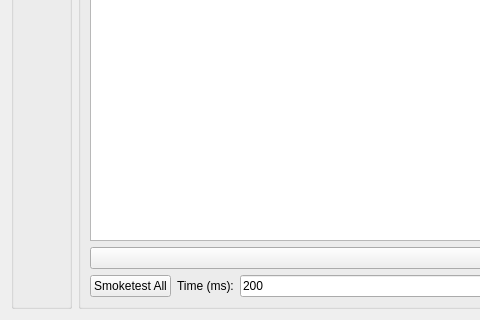
Above: DemoUI.ui from NCCA/NCCA-py-nglExamples before the change; both pictures show x 0 to 480 and y 384 to 704 of the 1199 by 704 pixel window. Below: the same form after it.
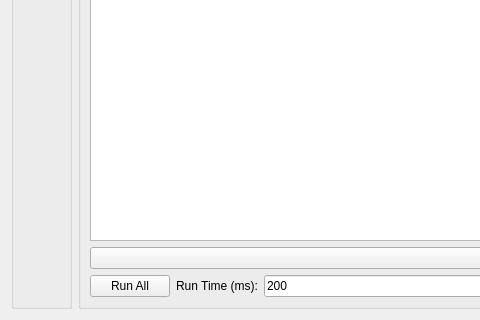
That is the form after the change.

Commit message: updated all demos to have smoke test and if Qt debug options

```diff
--- a/DemoUI.ui
+++ b/DemoUI.ui
@@ -53,14 +53,14 @@
         <item>
          <widget class="QPushButton" name="smoketest_all">
           <property name="text">
-           <string>Smoketest All</string>
+           <string>Run All</string>
           </property>
          </widget>
         </item>
         <item>
          <widget class="QLabel" name="smoketest_time_label">
           <property name="text">
-           <string>Time (ms):</string>
+           <string>Run Time (ms):</string>
           </property>
          </widget>
         </item>
```
Left out of the diff: 10 changed lines with no effect on the pictures.
